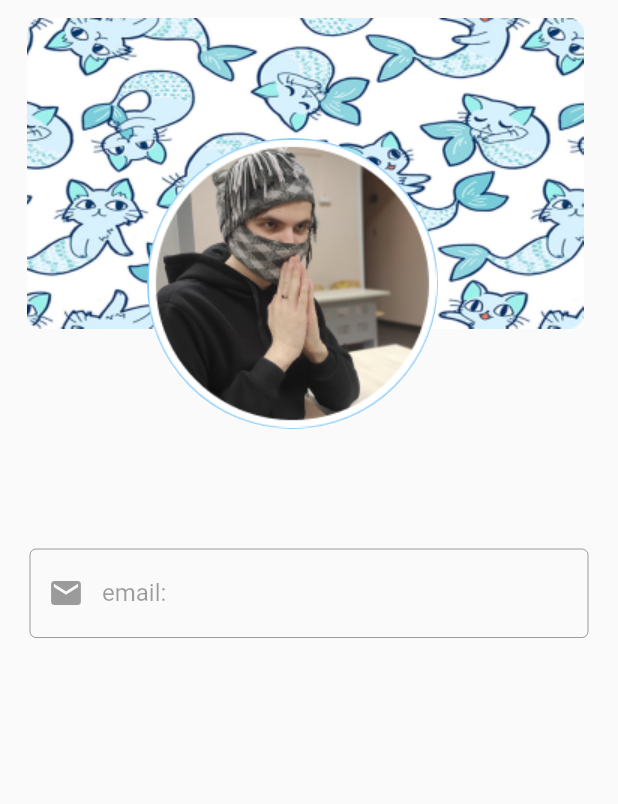
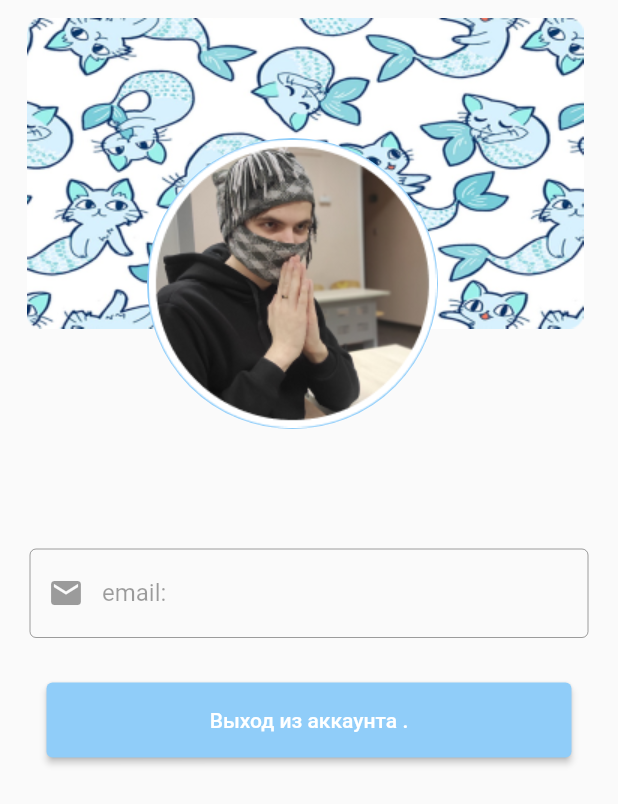
Before and after one commit to TheLosst/Cyrs_Flutter_1, a Flutter app: the Profile screen opened directly, on a phone screen of 412 x 824 dp. Shown: the top 804 px of the screen. Run offline on Flutter 3.47's test engine with Material 2 defaults, Android fonts, the phone set to English and light mode, and no system bars; our stand-ins replace fluttertoast.

Commit message:
добавлена кнопка выхода

```diff
--- a/lib/main.dart
+++ b/lib/main.dart
@@ -45,8 +45,8 @@ class _LoginPageState extends State<LoginPage> {
   get cursorColor => cursorColor(const Color(0x00000000));
 
   Future login(User user) async {
-    var apiUrl = "http://192.168.0.108/login.php";
-    var profilepage = "http://192.168.0.108/wtf.php";
+    var apiUrl = "http://192.168.0.109:80/login.php";
+    var profilepage = "http://192.168.0.109:80/wtf.php";
     String securePassword = md5.convert(utf8.encode(user.password)).toString();
     var response = await http.post(Uri.parse(apiUrl), body: {
       "username": user.username,
--- a/lib/profile.dart
+++ b/lib/profile.dart
@@ -2,6 +2,7 @@ import 'dart:convert';
 
 import 'package:cyrs_1/iconsCustom.dart';
 import 'package:cyrs_1/main.dart';
+import 'package:cyrs_1/register.dart';
 import 'package:cyrs_1/user.dart';
 import 'package:flutter/material.dart';
 import 'package:http/http.dart' as http;
@@ -60,13 +61,10 @@ class _ProfileState extends State<Profile> {
               ),
             ),
             Center(
-                child: Padding(
-              padding: EdgeInsets.all(0),
                 child: Stack(
                 children: [
-                  Container(
-                    child: Padding(
-                      padding: EdgeInsets.only(left: 20, right: 20),
+                  Padding(
+                    padding: const EdgeInsets.only(left: 20, right: 20),
                     child: TextField(
                       controller: emailField,
                       enabled: false,
@@ -79,10 +77,28 @@ class _ProfileState extends State<Profile> {
                       ),
                     ),
                   ),
-                  ),
                 ],
               ),
-            )),
+            ),
+            Padding(
+              padding: EdgeInsets.all(30),
+              child: Center(
+              child:SizedBox(
+                width: 350,
+                height: 50,
+                child: ElevatedButton(
+                  style: ButtonStyle(backgroundColor: MaterialStateProperty.all<Color>(const Color.fromRGBO(144, 205, 249, 1))),
+                  onPressed: () {
+                    Navigator.pushAndRemoveUntil(
+                    context,
+                    MaterialPageRoute(builder: (context) => const Login()),
+                        (Route<dynamic> route) => false,
+                  );
+                  }, child: Text("Выход из аккаунта ${user.username}."),
+                ),
+              )
+              )
+            )
           ],
         ),
       ),
--- a/lib/register.dart
+++ b/lib/register.dart
@@ -37,7 +37,7 @@ class _RegistrarionPageState extends State<RegistrarionPage> {
   get cursorColor => cursorColor(const Color(0x00000000));
 
   register(User user) async {
-    var apiUrl = "http://192.168.0.108:80/register.php";
+    var apiUrl = "http://192.168.0.109/register.php";
     String securePassword = md5.convert(utf8.encode(user.password)).toString();
     var response = await http.post(
       Uri.parse(apiUrl),
```
Lines whose indentation alone changed are shown as unchanged.
